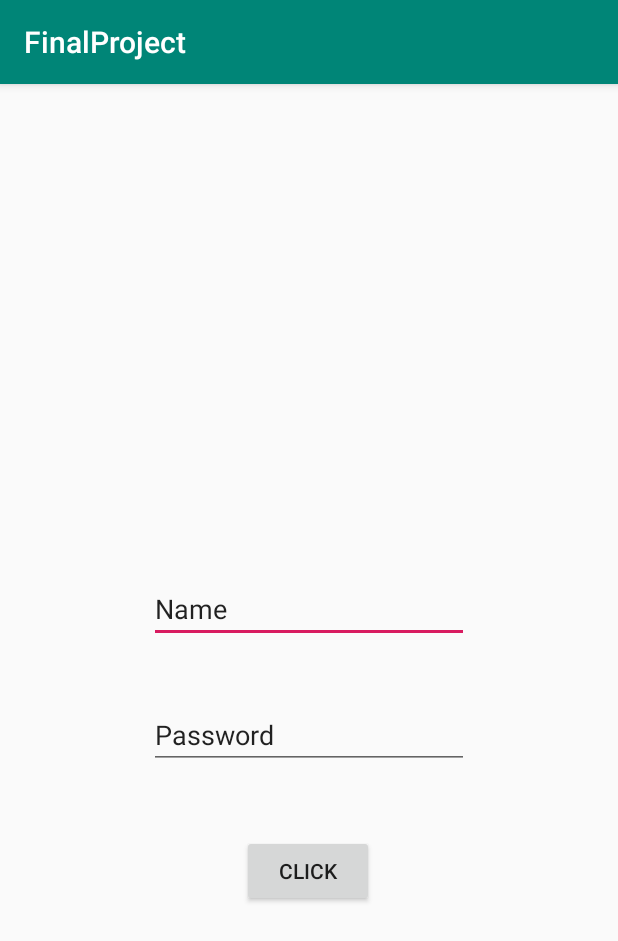
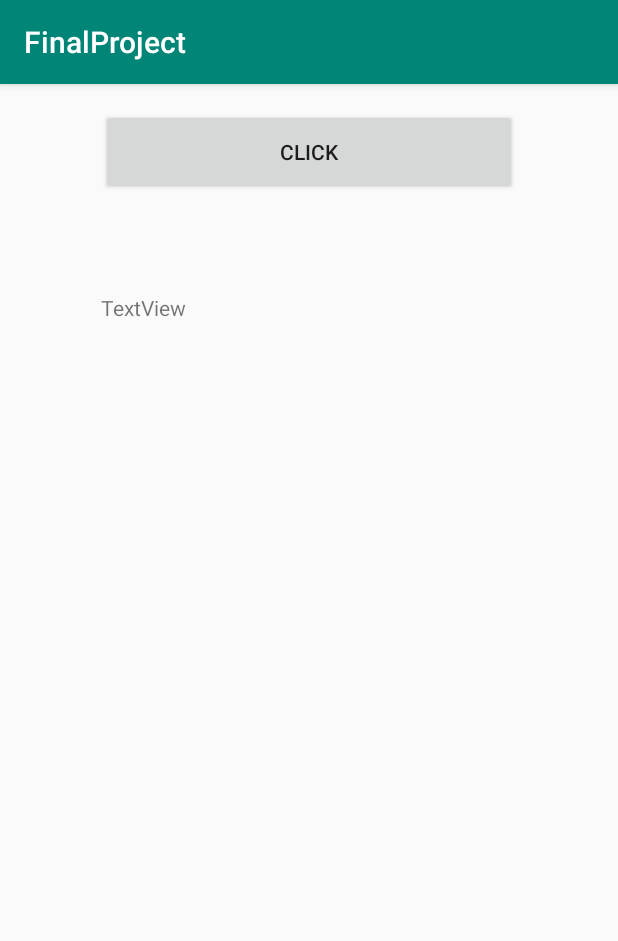
Before and after one commit to AidanGoldie7/Wearther---IOT-Weather-Detection-App, an Android app: the screen it shows after launch (MainScreen), on a phone screen of 412 x 824 dp. Shown: the top 941 px of the screen. Run offline under Robolectric (Android 15) with nearby library versions, the phone set to English and light mode, and no system bars; our stand-ins replace Firebase (no records; nobody signed in at launch, a user with empty details on screens opened directly).

```diff
--- a/app/src/main/AndroidManifest.xml
+++ b/app/src/main/AndroidManifest.xml
@@ -9,7 +9,7 @@
         android:roundIcon="@mipmap/ic_launcher_round"
         android:supportsRtl="true"
         android:theme="@style/AppTheme">
-        <activity android:name=".MainScreen"></activity>
+        <activity android:name=".MainScreen" />
         <activity android:name=".MainActivity">
             <intent-filter>
                 <action android:name="android.intent.action.MAIN" />
--- a/app/src/main/java/com/example/finalproject/MainActivity.java
+++ b/app/src/main/java/com/example/finalproject/MainActivity.java
@@ -5,6 +5,7 @@ import androidx.appcompat.app.AppCompatActivity;
 import android.content.Intent;
 import android.os.Bundle;
 import android.os.Handler;
+import android.widget.Toast;
 
 
 public class MainActivity extends AppCompatActivity {
@@ -20,16 +21,24 @@ public class MainActivity extends AppCompatActivity {
         super.onCreate(savedInstanceState);
         setContentView(R.layout.activity_main);
 
+        Toast.makeText(MainActivity.this, "Loading...", Toast.LENGTH_LONG).show();
+
+
         //this is the code needed to decide what activity this screen will go to
         new Handler().postDelayed(new Runnable() {
             @Override
             public void run() {
                 //MainScreen.class is the main menu where the app will travel to after
-                //the 3 seconds
+                //the 5 seconds
                 Intent HomeIntent = new Intent(MainActivity.this, MainScreen.class);
                 startActivity(HomeIntent);
                 finish();
+
+
+
             }
+
+  //see below to find out more
 
             //starts the 5 second count
         }, Splash_Time_Out);
--- a/app/src/main/java/com/example/finalproject/MainScreen.java
+++ b/app/src/main/java/com/example/finalproject/MainScreen.java
@@ -1,53 +1,111 @@
 package com.example.finalproject;
 
+import androidx.annotation.NonNull;
 import androidx.appcompat.app.AppCompatActivity;
 
-import android.app.Activity;
 import android.os.Bundle;
-import android.util.Log;
-import android.view.View;
 import android.widget.Button;
-import android.widget.EditText;
-import android.widget.ListView;
 import android.widget.TextView;
-import android.widget.Toast;
 
-import java.util.List;
+import com.google.firebase.database.DataSnapshot;
+import com.google.firebase.database.DatabaseError;
+import com.google.firebase.database.DatabaseReference;
+import com.google.firebase.database.FirebaseDatabase;
+import com.google.firebase.database.ValueEventListener;
 
-import io.particle.android.sdk.cloud.ParticleCloudSDK;
-import io.particle.android.sdk.cloud.ParticleDevice;
-import io.particle.android.sdk.utils.Toaster;
-import io.particle.android.sdk.cloud.exceptions.ParticleCloudException;
+
 
 
 public class MainScreen extends AppCompatActivity {
+    TextView temp, humidity;
+    Button getData;
+    DatabaseReference ref;
+
 
     @Override
     protected void onCreate(Bundle savedInstanceState) {
         super.onCreate(savedInstanceState);
         setContentView(R.layout.activity_main_screen);
 
+        temp = (TextView) findViewById(R.id.tempview);
+        //humidity = (TextView) findViewById(R.id.txtHum);
+        getData = (Button) findViewById(R.id.btnGetData);
 
 
-        Button button1 = (Button)findViewById(R.id.button);
-        button1.setOnClickListener(new View.OnClickListener() {
-            public void onClick(View v)
-            {
+        getData.setOnClickListener(v -> {
+            ref = FirebaseDatabase.getInstance().getReference().child("FirebaseData").child("data").child("MZmoQyV65qhE2KF1xex");
+            ref.addValueEventListener(new ValueEventListener() {
+                @Override
+                public void onDataChange(@NonNull DataSnapshot snapshot) {
+
+                    String Temperature = snapshot.child("FireTemperature").getValue().toString();
+                    temp.setText(Temperature);
+                }
+
+                @Override
+                public void onCancelled(@NonNull DatabaseError error) {
+
+                }
+            });
+        });
+    }
+}
+
+
+
+
+
+       /*
+        getData.setOnClickListener(new View.OnClickListener() {
+            @Override
+            public void onClick(View v) {
+
+                ref = FirebaseDatabase.getInstance().getReference().child("FirebaseData").child("data").child("MZmoQyV65qhE2KF1xex");
+                ref.orderByKey().limitToLast(1).addValueEventListener(new ValueEventListener() {
+                    @Override
+                    public void onDataChange(@NonNull DataSnapshot dataSnapshot) {
+
+                        String FireTemperature = dataSnapshot.child("FireTemperature").getValue().toString();
+                        temp.setText(FireTemperature);
+                    }
+
+                    @Override
+                    public void onCancelled(@NonNull DatabaseError error) {
+
+                    }
+                });
+            }
+
+        });
+    }
+}
+*/
+
+
+
+
+
 
                 //code working on
-                EditText textUser = (EditText) findViewById(R.id.txtUsername);
-                EditText textPassword = (EditText) findViewById(R.id.txtPassword);
+              /*  EditText textUser = findViewById(R.id.txtUsername);
+                EditText textPassword = findViewById(R.id.txtPassword);
 
                 try {
+                    //ParticleCloudSDK.getCloud().logIn(textUser.getText().toString(), textPassword.getText().toString());
                     ParticleCloudSDK.getCloud().logIn("aidangoldie7@gmail.com", "Password7");
-                    Activity someActivity = null;
-                    Toaster.s(someActivity, "Logged in!");
+                    //Activity MainScreen;
+                    Toast.makeText(MainScreen.this, "logged in!", Toast.LENGTH_LONG).show();
 
-                    ParticleCloudSDK.getCloud().setAccessToken("9bb912533940e7c808b191c28cd6aaaf8d12986c");
+
+                    Intent HomeIntent = new Intent(MainScreen.this, HomeScreen.class);
+                    startActivity(HomeIntent);
+                    finish();
+
 
                 } catch (ParticleCloudException e) {
                    // e.printStackTrace();
-                }
+                    Toast.makeText(MainScreen.this, "credentials wrong", Toast.LENGTH_LONG).show();
+                }*/
 
                 /*
                 try {
@@ -66,10 +124,7 @@ public class MainScreen extends AppCompatActivity {
             //Toaster.s(someActivity, "Logged in!");
                 //End of code working on
 
-            }
-        });
-    }
-}
+
 
 /*
     Button buttonB = (Button)findViewById(R.id.button);
--- a/app/src/main/res/layout/activity_main_screen.xml
+++ b/app/src/main/res/layout/activity_main_screen.xml
@@ -7,42 +7,26 @@
     tools:context=".MainScreen">
 
     <Button
-        android:id="@+id/button"
-        android:layout_width="wrap_content"
-        android:layout_height="wrap_content"
-        android:layout_marginTop="220dp"
+        android:id="@+id/btnGetData"
+        android:layout_width="277dp"
+        android:layout_height="57dp"
         android:text="Click"
-        app:layout_constraintBottom_toBottomOf="parent"
-        app:layout_constraintEnd_toEndOf="parent"
-        app:layout_constraintHorizontal_bias="0.498"
-        app:layout_constraintStart_toStartOf="parent"
-        app:layout_constraintTop_toTopOf="parent"
-        app:layout_constraintVertical_bias="0.561" />
-
-    <EditText
-        android:id="@+id/txtUsername"
-        android:layout_width="wrap_content"
-        android:layout_height="wrap_content"
-        android:ems="10"
-        android:inputType="textPersonName"
-        android:text="Name"
         app:layout_constraintBottom_toBottomOf="parent"
         app:layout_constraintEnd_toEndOf="parent"
         app:layout_constraintStart_toStartOf="parent"
         app:layout_constraintTop_toTopOf="parent"
-        app:layout_constraintVertical_bias="0.453" />
+        app:layout_constraintVertical_bias="0.023" />
 
-    <EditText
-        android:id="@+id/txtPassword"
+    <TextView
+        android:id="@+id/tempview"
         android:layout_width="wrap_content"
         android:layout_height="wrap_content"
-        android:ems="10"
-        android:inputType="textPersonName"
-        android:text="Password"
+        android:text="TextView"
         app:layout_constraintBottom_toBottomOf="parent"
         app:layout_constraintEnd_toEndOf="parent"
+        app:layout_constraintHorizontal_bias="0.19"
         app:layout_constraintStart_toStartOf="parent"
         app:layout_constraintTop_toTopOf="parent"
-        app:layout_constraintVertical_bias="0.569" />
+        app:layout_constraintVertical_bias="0.186" />
 
 </androidx.constraintlayout.widget.ConstraintLayout>
```
Also changed, not shown: app/build.gradle (+31 -5 lines), app/src/main/res/layout/activity_main.xml (+1 -13 lines), build.gradle (+11 -1 lines), 1 other file.
